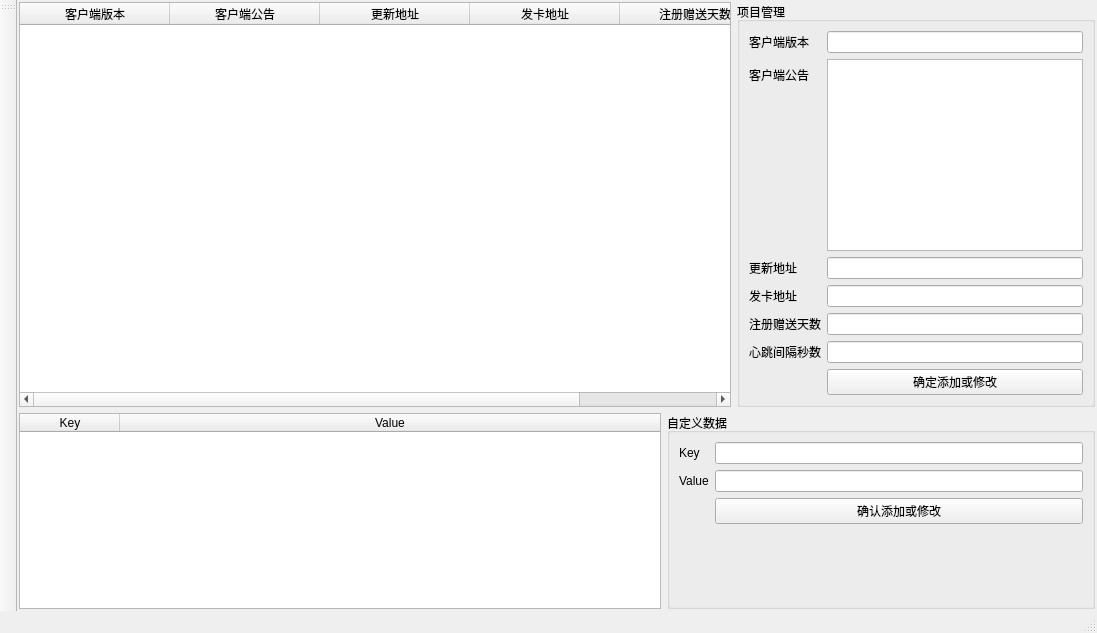
Above: ui/wnd_server.ui from decenfrontier/PyNetAuth before the change. Below: the same form after it.
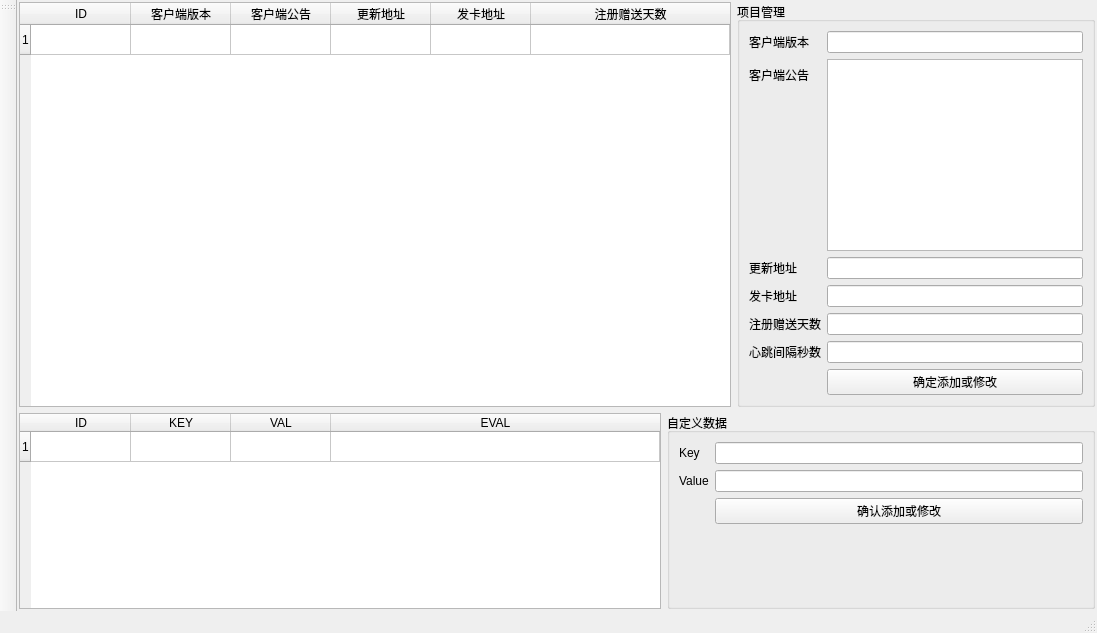
That is the form after the change. The open tabs and pages were chosen to show the change.

Patch:
```diff
--- a/ui/wnd_server.ui
+++ b/ui/wnd_server.ui
@@ -57,11 +57,21 @@
           <item>
            <widget class="QTableWidget" name="tbe_proj">
             <attribute name="horizontalHeaderDefaultSectionSize">
-             <number>150</number>
+             <number>100</number>
             </attribute>
             <attribute name="horizontalHeaderStretchLastSection">
              <bool>true</bool>
             </attribute>
+            <row>
+             <property name="text">
+              <string>1</string>
+             </property>
+            </row>
+            <column>
+             <property name="text">
+              <string>ID</string>
+             </property>
+            </column>
             <column>
              <property name="text">
               <string>客户端版本</string>
@@ -177,14 +187,29 @@
             <attribute name="horizontalHeaderStretchLastSection">
              <bool>true</bool>
             </attribute>
+            <row>
+             <property name="text">
+              <string>1</string>
+             </property>
+            </row>
             <column>
              <property name="text">
-              <string>Key</string>
+              <string>ID</string>
              </property>
             </column>
             <column>
              <property name="text">
-              <string>Value</string>
+              <string>KEY</string>
+             </property>
+            </column>
+            <column>
+             <property name="text">
+              <string>VAL</string>
+             </property>
+            </column>
+            <column>
+             <property name="text">
+              <string>EVAL</string>
              </property>
             </column>
            </widget>
```
Left out of the diff: 28 changed lines with no effect on the pictures.
